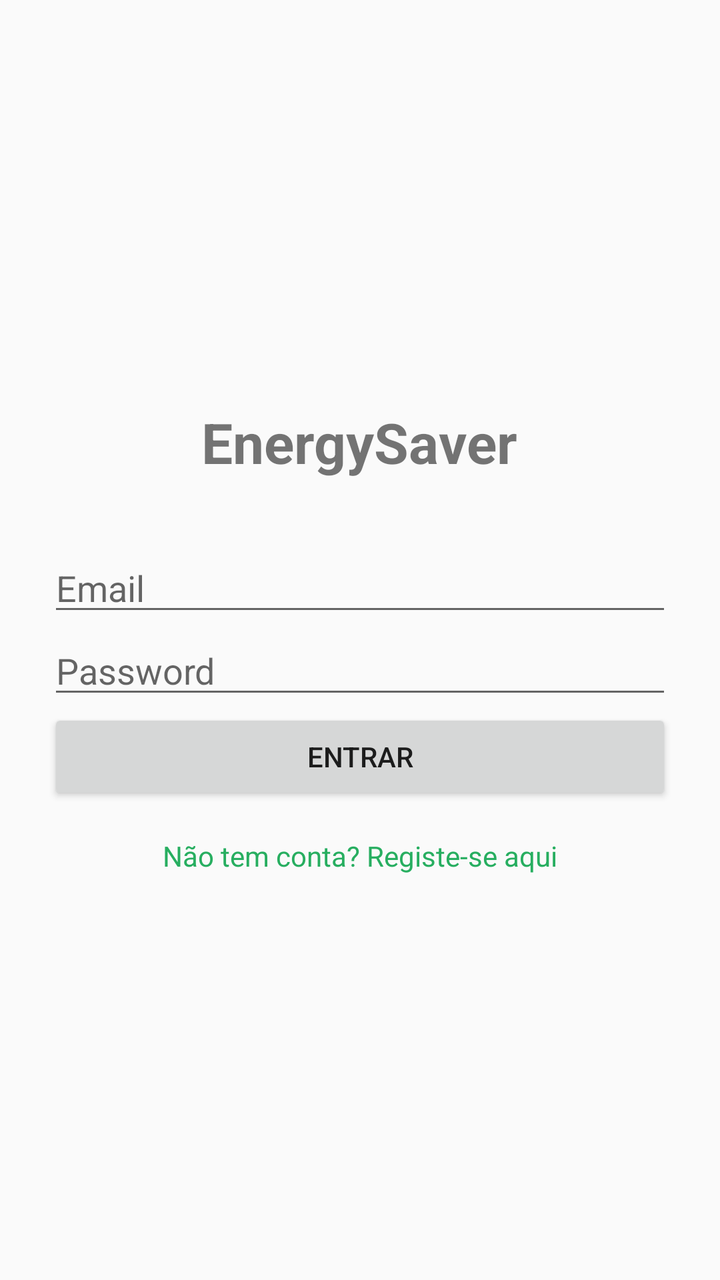
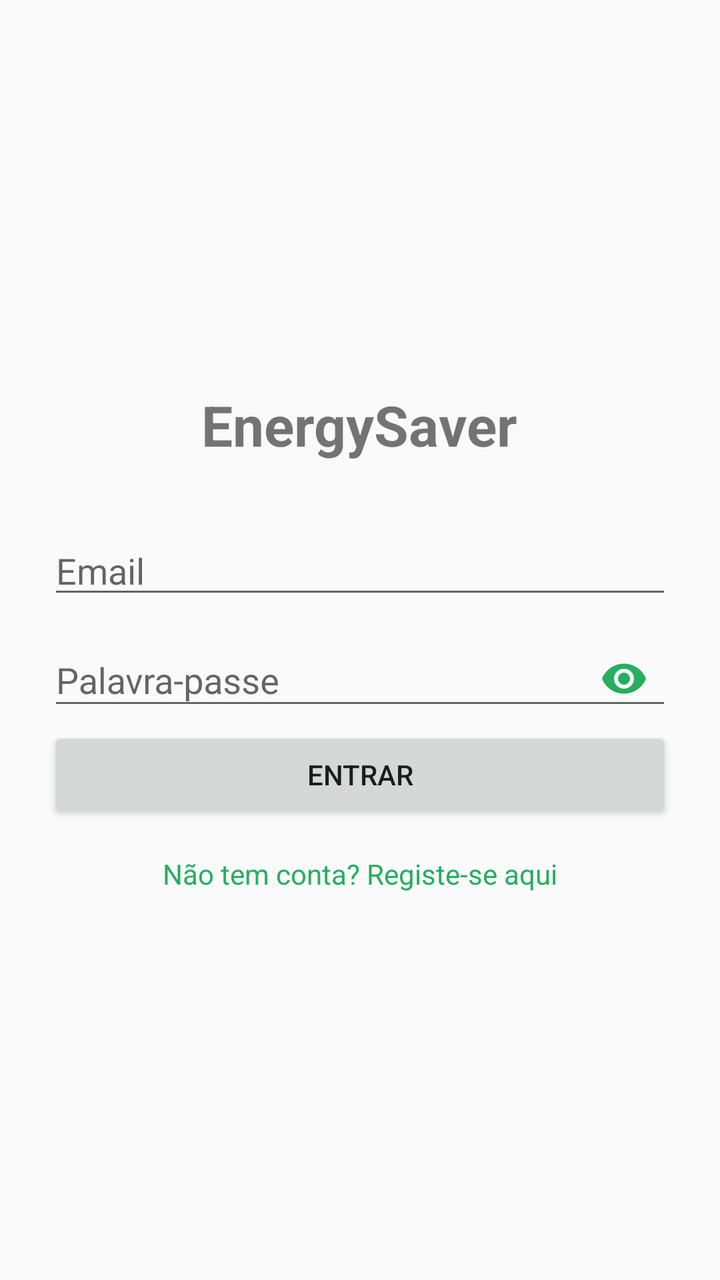

Screens rendered from an Android XML layout before and after an edit, with the pre-edit source and the edit as a unified diff.
<!-- AndroidManifest.xml: activity theme Theme.AppCompat.Light.NoActionBar -->
<!-- res/layout/activity_login.xml -->
<LinearLayout xmlns:android="http://schemas.android.com/apk/res/android"
    android:layout_width="match_parent"
    android:layout_height="match_parent"
    android:orientation="vertical"
    android:padding="24dp"
    android:gravity="center">

    <TextView
        android:layout_width="wrap_content"
        android:layout_height="wrap_content"
        android:text="EnergySaver"
        android:textSize="28sp"
        android:textStyle="bold"
        android:layout_marginBottom="32dp"/>

    <EditText
        android:id="@+id/email"
        android:layout_width="match_parent"
        android:layout_height="wrap_content"
        android:hint="Email"
        android:inputType="textEmailAddress"/>

    <EditText
        android:id="@+id/password"
        android:layout_width="match_parent"
        android:layout_height="wrap_content"
        android:hint="Password"
        android:inputType="textPassword"/>

    <Button
        android:id="@+id/btnLogin"
        android:layout_width="match_parent"
        android:layout_height="wrap_content"
        android:text="Entrar"/>

    <TextView
        android:id="@+id/tvGoToRegister"
        android:layout_width="wrap_content"
        android:layout_height="wrap_content"
        android:text="Não tem conta? Registe-se aqui"
        android:textColor="#27AE60"
        android:layout_marginTop="16dp"/>
</LinearLayout>
<!-- resources referenced by this layout -->
<resources>

</resources>

<!-- the commit's change to res/layout/activity_login.xml (unified diff, before → after) -->
@@ -1,4 +1,5 @@
 <LinearLayout xmlns:android="http://schemas.android.com/apk/res/android"
+    xmlns:app="http://schemas.android.com/apk/res-auto"
     android:layout_width="match_parent"
     android:layout_height="match_parent"
     android:orientation="vertical"
@@ -20,12 +21,20 @@
         android:hint="Email"
         android:inputType="textEmailAddress"/>
 
-    <EditText
-        android:id="@+id/password"
+    <com.google.android.material.textfield.TextInputLayout
         android:layout_width="match_parent"
         android:layout_height="wrap_content"
-        android:hint="Password"
-        android:inputType="textPassword"/>
+        app:passwordToggleEnabled="true"
+        app:passwordToggleTint="#27AE60"
+        android:hint="Palavra-passe">
+
+        <com.google.android.material.textfield.TextInputEditText
+            android:id="@+id/password"
+            android:layout_width="match_parent"
+            android:layout_height="wrap_content"
+            android:inputType="textPassword" />
+
+    </com.google.android.material.textfield.TextInputLayout>
 
     <Button
         android:id="@+id/btnLogin"
